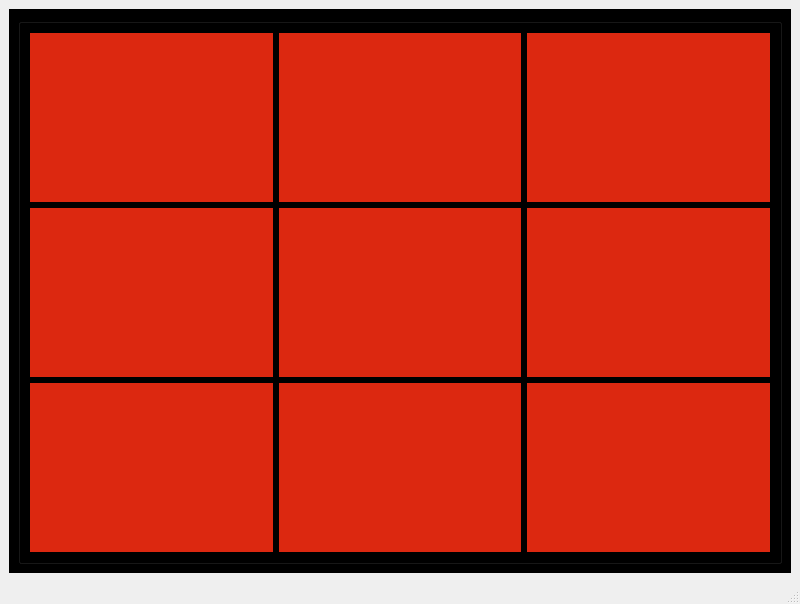
Before: the Qt Designer form Log/mainwindow.ui in Ragab21/AI-XO, drawn with Qt 5.
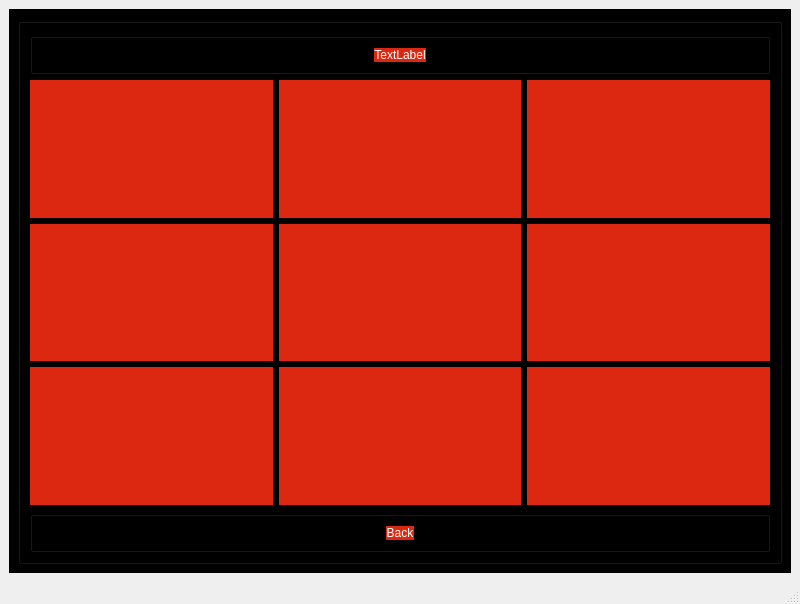
After: the same form once the commit is applied. The open tabs and pages were chosen to show the change.

Commit message:
Restart Game
Now you can reset the game by getting back

What changed in the file:
```diff
--- a/Log/mainwindow.ui
+++ b/Log/mainwindow.ui
@@ -430,6 +430,46 @@
            <string/>
           </property>
           <layout class="QVBoxLayout" name="verticalLayout_9">
+           <item>
+            <widget class="QGroupBox" name="gameStatebox">
+             <property name="sizePolicy">
+              <sizepolicy hsizetype="Minimum" vsizetype="Maximum">
+               <horstretch>0</horstretch>
+               <verstretch>0</verstretch>
+              </sizepolicy>
+             </property>
+             <property name="title">
+              <string/>
+             </property>
+             <layout class="QHBoxLayout" name="horizontalLayout_6">
+              <item>
+               <widget class="QLabel" name="gamestatelabel">
+                <property name="sizePolicy">
+                 <sizepolicy hsizetype="Maximum" vsizetype="Maximum">
+                  <horstretch>0</horstretch>
+                  <verstretch>0</verstretch>
+                 </sizepolicy>
+                </property>
+                <property name="layoutDirection">
+                 <enum>Qt::LeftToRight</enum>
+                </property>
+                <property name="styleSheet">
+                 <string notr="true">color: rgb(255, 255, 255);
+background-color: rgb(220, 40, 16);
+border: none;
+font: 14pt &quot;My Puma&quot;;</string>
+                </property>
+                <property name="text">
+                 <string>TextLabel</string>
+                </property>
+                <property name="alignment">
+                 <set>Qt::AlignCenter</set>
+                </property>
+               </widget>
+              </item>
+             </layout>
+            </widget>
+           </item>
            <item>
             <layout class="QGridLayout" name="gridLayout_4">
              <item row="0" column="0">
@@ -605,6 +645,40 @@
              </item>
             </layout>
            </item>
+           <item>
+            <widget class="QGroupBox" name="XObackbox">
+             <property name="sizePolicy">
+              <sizepolicy hsizetype="Minimum" vsizetype="Maximum">
+               <horstretch>0</horstretch>
+               <verstretch>0</verstretch>
+              </sizepolicy>
+             </property>
+             <property name="title">
+              <string/>
+             </property>
+             <layout class="QHBoxLayout" name="horizontalLayout_8">
+              <item>
+               <widget class="QPushButton" name="XOback">
+                <property name="sizePolicy">
+                 <sizepolicy hsizetype="Maximum" vsizetype="Maximum">
+                  <horstretch>0</horstretch>
+                  <verstretch>0</verstretch>
+                 </sizepolicy>
+                </property>
+                <property name="styleSheet">
+                 <string notr="true">color: rgb(255, 255, 255);
+background-color: rgb(220, 40, 16);
+border: none;
+font: 14pt &quot;My Puma&quot;;</string>
+                </property>
+                <property name="text">
+                 <string>Back</string>
+                </property>
+               </widget>
+              </item>
+             </layout>
+            </widget>
+           </item>
           </layout>
          </widget>
         </item>
```
Left out of the diff: 80 changed lines with no effect on the pictures. The commit also changes 12 other files.
